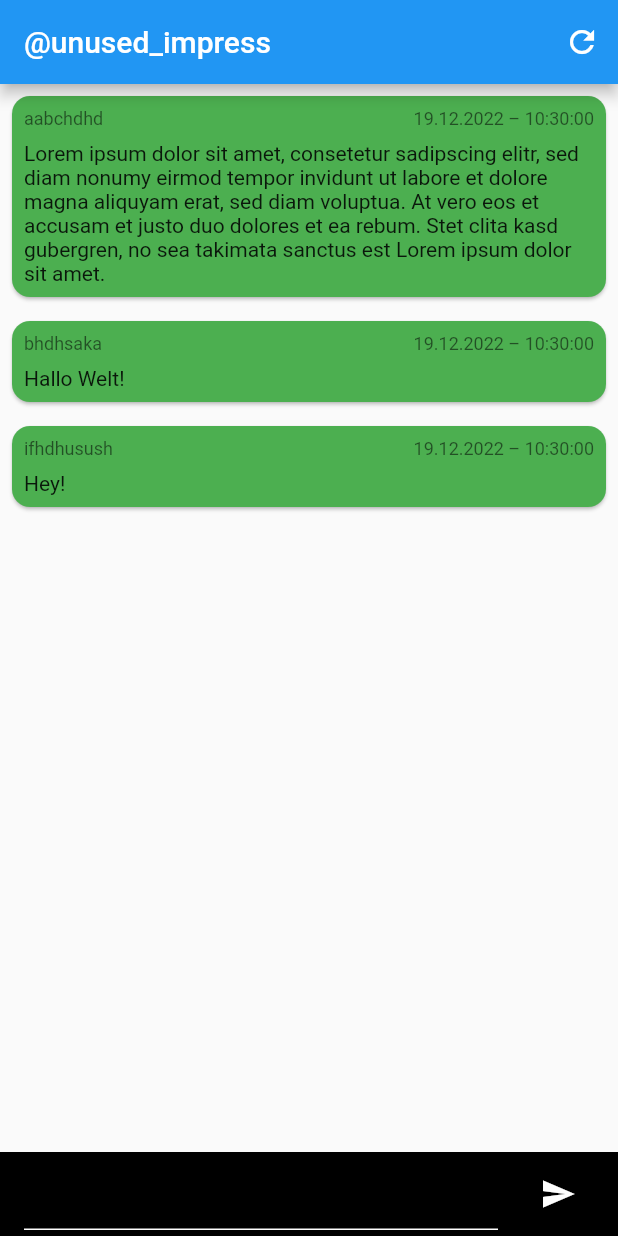
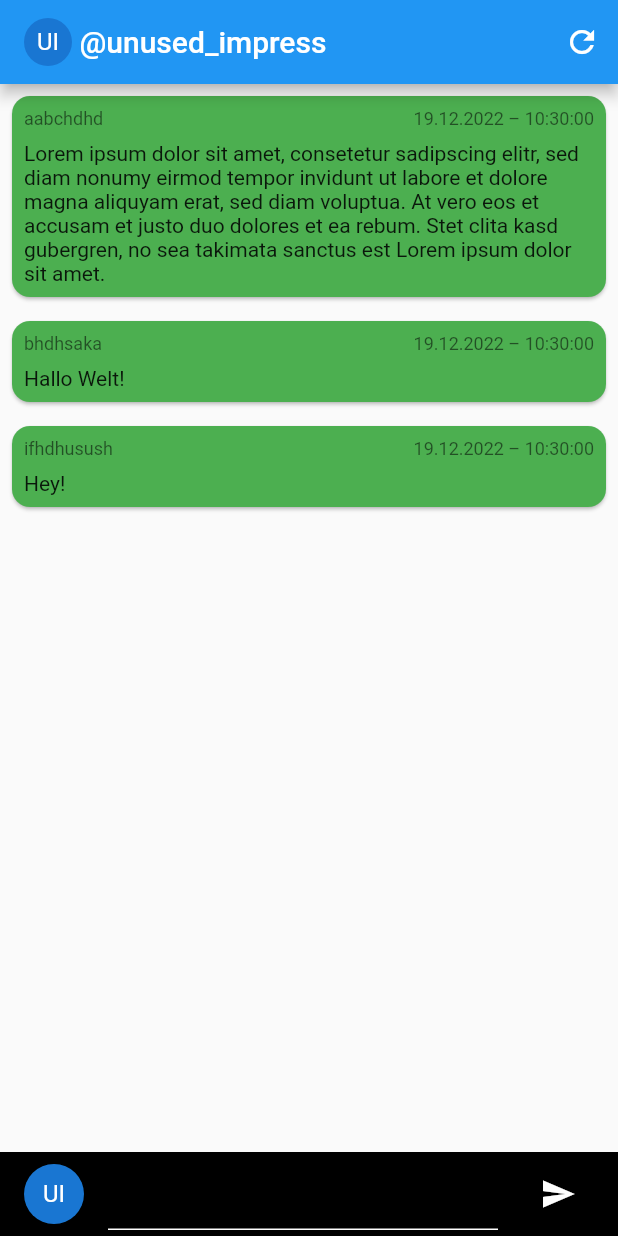
Before and after one commit to christianfl/racler-productions-forum, a Flutter app: the screen it shows after launch, on a phone screen of 412 x 824 dp. Run offline on Flutter 3.47's test engine with Material 2 defaults, Android fonts, the phone set to English and light mode, and no system bars; our stand-ins replace shared_preferences, shimmer.

Commit message:
Added user avatar

```diff
--- a/lib/pages/home_page.dart
+++ b/lib/pages/home_page.dart
@@ -7,6 +7,7 @@ import '../providers/forum_post/forum_post_provider.dart';
 import '../providers/username_provider/username_provider.dart';
 import '../widgets/forum_post.dart';
 import '../widgets/send_dialog.dart';
+import '../widgets/user_avatar.dart';
 
 class HomePage extends StatefulWidget {
   static const _maxPosts = 10;
@@ -28,7 +29,15 @@ class _MyHomePageState extends State<HomePage> {
 
     return Scaffold(
       appBar: AppBar(
-        title: _username != null ? Text(_username!) : null,
+        title: _username != null
+            ? Row(
+                children: [
+                  const UserAvatar(radius: 16),
+                  const SizedBox(width: 5),
+                  Text(_username!),
+                ],
+              )
+            : null,
         actions: [
           IconButton(
             onPressed: () => {},
--- a/lib/providers/username_provider/username_provider.dart
+++ b/lib/providers/username_provider/username_provider.dart
@@ -11,6 +11,7 @@ class UsernameProvider with ChangeNotifier {
   SharedPreferences? _preferences;
 
   String? get username => _username;
+  String? get initials => _initials;
 
   UsernameProvider() {
     _loadFromSharedPreferences();
@@ -63,4 +64,14 @@ class UsernameProvider with ChangeNotifier {
     var i = random.nextInt(list.length);
     return list[i];
   }
+
+  String? get _initials {
+    if (_username == null) {
+      return null;
+    } else {
+      String firstLetter = _username!.split('@')[1].substring(0, 1);
+      String secondLetter = _username!.split('_')[1].substring(0, 1);
+      return '$firstLetter$secondLetter'.toUpperCase();
+    }
+  }
 }
--- a/lib/widgets/send_dialog.dart
+++ b/lib/widgets/send_dialog.dart
@@ -1,4 +1,6 @@
 import 'package:flutter/material.dart';
+
+import 'user_avatar.dart';
 
 class SendDialog extends StatelessWidget {
   const SendDialog({
@@ -16,6 +18,7 @@ class SendDialog extends StatelessWidget {
           ),
         ),
       ),
+      leading: const UserAvatar(),
       trailing: IconButton(
         onPressed: () => {},
         icon: const Icon(
--- /dev/null
+++ b/lib/widgets/user_avatar.dart
@@ -0,0 +1,23 @@
+import 'package:flutter/material.dart';
+import 'package:provider/provider.dart';
+
+import '../providers/username_provider/username_provider.dart';
+
+class UserAvatar extends StatelessWidget {
+  final double? radius;
+
+  const UserAvatar({
+    super.key,
+    this.radius,
+  });
+
+  @override
+  Widget build(BuildContext context) {
+    UsernameProvider usernameProvider = Provider.of<UsernameProvider>(context);
+
+    return CircleAvatar(
+      radius: radius,
+      child: Text(usernameProvider.initials ?? ''),
+    );
+  }
+}
```
